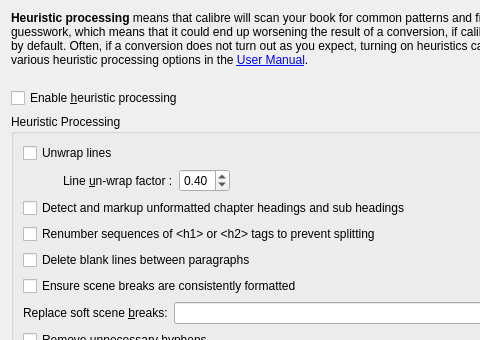
Before: the Qt Designer form src/calibre/gui2/convert/heuristics.ui in debian-calibre/calibre, drawn with Qt 5; both pictures show x 0 to 480 and y 0 to 340 of the 724 by 470 pixel window.
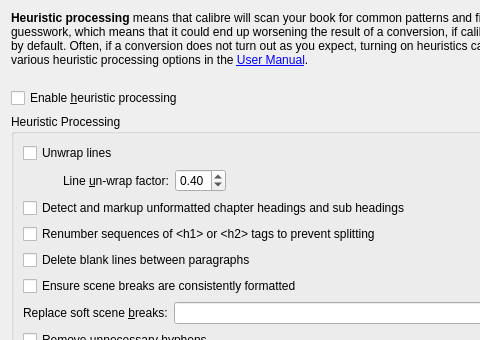
After: the same form once the commit is applied.

```diff
--- a/src/calibre/gui2/convert/heuristics.ui
+++ b/src/calibre/gui2/convert/heuristics.ui
@@ -84,7 +84,7 @@
         <item>
          <widget class="QLabel" name="huf_label">
           <property name="text">
-           <string>Line &amp;un-wrap factor :</string>
+           <string>Line &amp;un-wrap factor:</string>
           </property>
           <property name="buddy">
            <cstring>opt_html_unwrap_factor</cstring>
```
